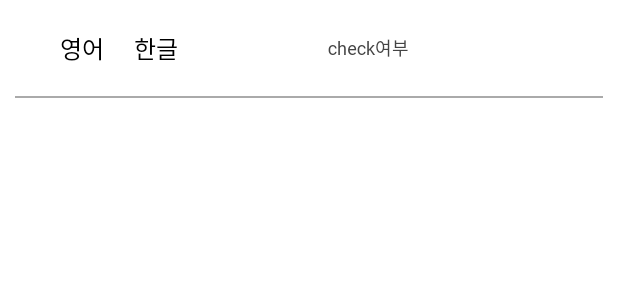
After one commit to dayoungss/EasyToeic, an Android app: the layout wordlist_recyclerview.xml on its own in the app's theme, with its tools: preview values and no code run, on a phone screen of 412 x 824 dp. The commit adds this screen. Shown: the top 300 px of the screen. Run offline under Robolectric (Android 15) with nearby library versions, the phone set to English and light mode, and no system bars.

Commit message:
with youngb

```diff
--- a/app/build.gradle
+++ b/app/build.gradle
@@ -40,4 +40,5 @@ dependencies {
     implementation "androidx.constraintlayout:constraintlayout:2.1.1"
     // To use constraintlayout in compose
     implementation "androidx.constraintlayout:constraintlayout-compose:1.0.0-rc01"
+    implementation "androidx.cardview:cardview:1.0.0"
 }
--- /dev/null
+++ b/app/src/main/res/layout/wordlist_recyclerview.xml
@@ -0,0 +1,51 @@
+<?xml version="1.0" encoding="utf-8"?>
+<LinearLayout
+    xmlns:android="http://schemas.android.com/apk/res/android"
+    android:layout_width="match_parent"
+    android:layout_height="wrap_content"
+    android:orientation="vertical">
+
+    <LinearLayout
+        android:layout_width="match_parent"
+        android:layout_height="wrap_content"
+        android:gravity="center_vertical"
+        android:padding="20dp">
+
+        <TextView
+            android:id="@+id/eng"
+            android:layout_width="wrap_content"
+            android:layout_height="wrap_content"
+            android:layout_marginLeft="20dp"
+            android:text="영어"
+            android:textSize="16sp"
+            android:textColor="#000"/>
+
+        <TextView
+            android:id="@+id/kor"
+            android:layout_width="wrap_content"
+            android:layout_height="wrap_content"
+            android:layout_marginLeft="20dp"
+            android:text="한글"
+            android:textSize="16sp"
+            android:textColor="#000"/>
+
+        <TextView
+            android:id="@+id/check"
+            android:layout_width="wrap_content"
+            android:layout_height="wrap_content"
+            android:layout_marginLeft="100dp"
+            android:text="check여부"
+            android:textSize="12sp"
+            android:textColor="#444"
+            android:maxLines="1"/>
+
+    </LinearLayout>
+
+    <!--구분선-->
+    <View
+        android:layout_width="match_parent"
+        android:layout_height="1dp"
+        android:layout_marginHorizontal="10dp"
+        android:background="#aaa"/>
+
+</LinearLayout>
```
Also changed, not shown: app/src/main/java/com/example/toiquewordbook/CallWordFregment.java (added, +53 -0 lines), app/src/main/java/com/example/toiquewordbook/DBOpenHelper.java (added, +166 -0 lines), app/src/main/java/com/example/toiquewordbook/DBQueryManager.java (added, +130 -0 lines), app/src/main/java/com/example/toiquewordbook/Word.java (added, +49 -0 lines), app/src/main/java/com/example/toiquewordbook/WordListAdapter.java (added, +62 -0 lines), app/src/main/res/layout/dayitem.xml (+13 -7 lines), app/src/main/res/layout/fragment_callwords.xml (added, +24 -0 lines), app/src/main/assets/eng_word.db (added).
